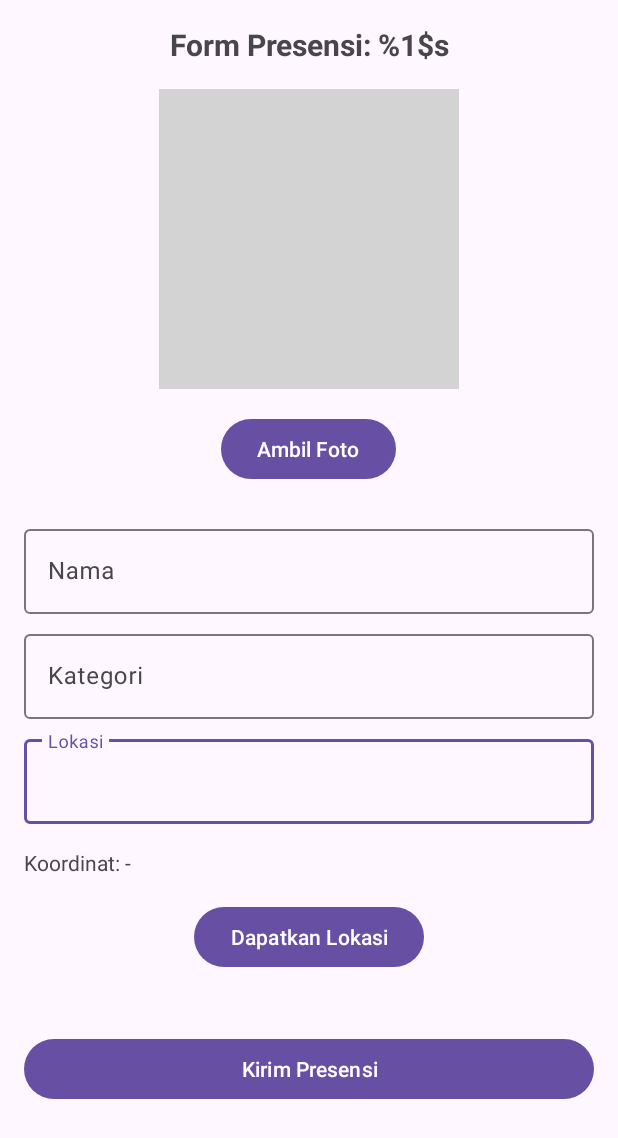
After one commit to zendhoputra/absensi, an Android app: the layout activity_presensi.xml on its own in the app's theme, with its tools: preview values and no code run, on a phone screen of 412 x 824 dp. The commit adds this screen. Shown: the top 1138 px of the screen. Run offline under Robolectric (Android 15) with nearby library versions, the phone set to English and light mode, and no system bars.

Commit message:
Sistem Presensi (UI/UX belom selesa)

```diff
--- a/app/src/main/AndroidManifest.xml
+++ b/app/src/main/AndroidManifest.xml
@@ -48,7 +48,11 @@
             android:exported="true"
             android:theme="@style/Theme.Absensi" />
 
-        <!-- Add any other activities you have here -->
+        <!-- Add PresensiActivity -->
+        <activity
+            android:name=".PresensiActivity"
+            android:exported="true"
+            android:theme="@style/Theme.Absensi" />
 
     </application>
 </manifest>
--- /dev/null
+++ b/app/src/main/res/layout/activity_presensi.xml
@@ -0,0 +1,106 @@
+<?xml version="1.0" encoding="utf-8"?>
+<ScrollView xmlns:android="http://schemas.android.com/apk/res/android"
+    android:layout_width="match_parent"
+    android:layout_height="match_parent"
+    android:padding="16dp">
+
+    <LinearLayout
+        android:layout_width="match_parent"
+        android:layout_height="wrap_content"
+        android:orientation="vertical"
+        android:gravity="center_horizontal">
+
+        <!-- Header -->
+        <TextView
+            android:id="@+id/tvHeader"
+            android:layout_width="match_parent"
+            android:layout_height="wrap_content"
+            android:textSize="20sp"
+            android:textStyle="bold"
+            android:gravity="center"
+            android:layout_marginBottom="16dp"
+            android:text="@string/form_presensi"/>
+
+        <!-- Foto Selfie -->
+        <ImageView
+            android:id="@+id/ivSelfie"
+            android:layout_width="200dp"
+            android:layout_height="200dp"
+            android:scaleType="centerCrop"
+            android:background="#D3D3D3"
+            android:layout_marginBottom="16dp"
+            android:contentDescription="@string/selfie_content_desc"/>
+
+        <Button
+            android:id="@+id/btnTakePhoto"
+            android:layout_width="wrap_content"
+            android:layout_height="wrap_content"
+            android:text="@string/ambil_foto"
+            android:layout_marginBottom="24dp"/>
+
+        <!-- Data Auto-filled -->
+        <com.google.android.material.textfield.TextInputLayout
+            android:layout_width="match_parent"
+            android:layout_height="wrap_content"
+            android:layout_marginBottom="8dp">
+
+            <com.google.android.material.textfield.TextInputEditText
+                android:id="@+id/etNama"
+                android:layout_width="match_parent"
+                android:layout_height="wrap_content"
+                android:hint="@string/nama"
+                android:inputType="text"
+                android:enabled="false"/>
+        </com.google.android.material.textfield.TextInputLayout>
+
+        <com.google.android.material.textfield.TextInputLayout
+            android:layout_width="match_parent"
+            android:layout_height="wrap_content"
+            android:layout_marginBottom="8dp">
+
+            <com.google.android.material.textfield.TextInputEditText
+                android:id="@+id/etKategori"
+                android:layout_width="match_parent"
+                android:layout_height="wrap_content"
+                android:hint="@string/kategori"
+                android:inputType="text"
+                android:enabled="false"/>
+        </com.google.android.material.textfield.TextInputLayout>
+
+        <com.google.android.material.textfield.TextInputLayout
+            android:layout_width="match_parent"
+            android:layout_height="wrap_content"
+            android:layout_marginBottom="16dp">
+
+            <com.google.android.material.textfield.TextInputEditText
+                android:id="@+id/etLokasi"
+                android:layout_width="match_parent"
+                android:layout_height="wrap_content"
+                android:hint="@string/lokasi"
+                android:inputType="textMultiLine"/>
+        </com.google.android.material.textfield.TextInputLayout>
+
+        <!-- Koordinat GPS -->
+        <TextView
+            android:id="@+id/tvKoordinat"
+            android:layout_width="match_parent"
+            android:layout_height="wrap_content"
+            android:text="@string/koordinat_default"
+            android:layout_marginBottom="16dp"/>
+
+        <Button
+            android:id="@+id/btnGetLocation"
+            android:layout_width="wrap_content"
+            android:layout_height="wrap_content"
+            android:text="@string/dapatkan_lokasi"
+            android:layout_marginBottom="24dp"/>
+
+        <!-- Tombol Submit -->
+        <Button
+            android:id="@+id/btnSubmit"
+            android:layout_width="match_parent"
+            android:layout_height="wrap_content"
+            android:text="@string/kirim_presensi"
+            android:layout_marginTop="16dp"/>
+    </LinearLayout>
+</ScrollView>
--- a/app/src/main/res/values/strings.xml
+++ b/app/src/main/res/values/strings.xml
@@ -12,5 +12,31 @@
     <string name="perizinan">Perizinan</string>
     <string name="riwayat">Riwayat</string>
     <string name="coming_soon">COMING SOON</string>
+    <string name="form_presensi">Form Presensi: %1$s</string>
+    <string name="foto_diperlukan">Silakan ambil foto terlebih dahulu.</string>
+    <string name="lokasi_diperlukan">Silakan ambil lokasi terlebih dahulu.</string>
+    <string name="error_lokasi_kosong">Lokasi tidak ditemukan. Coba lagi.</string>
+    <string name="lokasi_tidak_ditemukan">Gagal mendapatkan lokasi. Pastikan GPS aktif.</string>
+    <string name="upload_foto_gagal">Gagal mengupload foto. Coba lagi.</string>
+    <string name="gagal_kirim_data">Gagal mengirim data presensi: %1$s</string>
+    <string name="presensi_berhasil">Presensi berhasil dikirim!</string>
+    <string name="error_message">Terjadi kesalahan: %1$s</string>
+    <string name="izin_lokasi_diperlukan">Izin lokasi diperlukan untuk mengambil lokasi Anda.</string>
+    <string name="konfirmasi_presensi">Konfirmasi Presensi</string>
+    <string name="konfirmasi_isi_presensi">Anda akan melakukan presensi %1$s dengan data berikut:\n\nNama: %2$s\nLokasi: %3$s\nKoordinat: %4$s\n\nLanjutkan?</string>
+    <string name="kirim">Kirim</string>
+    <string name="batal">Batal</string>
+    <string name="koordinat">Koordinat: %1$s</string>
+    <string name="address_format">%1$s, %2$s, %3$s</string>
     <string name="default_web_client_id">1:25890653009:android:91f2cd7f6d3d23af658970.apps.googleusercontent.com</string>
+
+    <!-- Tambahan untuk activity_presensi.xml -->
+    <string name="ambil_foto">Ambil Foto</string>
+    <string name="dapatkan_lokasi">Dapatkan Lokasi</string>
+    <string name="kategori">Kategori</string>
+    <string name="kirim_presensi">Kirim Presensi</string>
+    <string name="koordinat_default">Koordinat: -</string>
+    <string name="lokasi">Lokasi</string>
+    <string name="nama">Nama</string>
+    <string name="selfie_content_desc">Foto Selfie</string>
 </resources>
--- a/gradle/libs.versions.toml
+++ b/gradle/libs.versions.toml
@@ -11,6 +11,9 @@ kotlin = "2.0.21"
 lifecycleRuntimeKtx = "2.8.7"
 activityCompose = "1.10.1"
 composeBom = "2024.09.00"
+playServicesLocation = "21.3.0"
+firebaseStorage = "21.0.1"
+playServicesCastFramework = "22.0.0"
 
 [libraries]
 junit = { group = "junit", name = "junit", version.ref = "junit" }
@@ -30,6 +33,9 @@ ui-tooling-preview = { group = "androidx.compose.ui", name = "ui-tooling-preview
 ui-test-manifest = { group = "androidx.compose.ui", name = "ui-test-manifest" }
 ui-test-junit4 = { group = "androidx.compose.ui", name = "ui-test-junit4" }
 material3 = { group = "androidx.compose.material3", name = "material3" }
+play-services-location = { group = "com.google.android.gms", name = "play-services-location", version.ref = "playServicesLocation" }
+firebase-storage = { group = "com.google.firebase", name = "firebase-storage", version.ref = "firebaseStorage" }
+play-services-cast-framework = { group = "com.google.android.gms", name = "play-services-cast-framework", version.ref = "playServicesCastFramework" }
 
 [plugins]
 android-application = { id = "com.android.application", version.ref = "agp" }
--- a/settings.gradle.kts
+++ b/settings.gradle.kts
@@ -16,8 +16,10 @@ dependencyResolutionManagement {
     repositories {
         google()
         mavenCentral()
+        maven("https://jitpack.io") // ✅ Tambahkan ini
     }
 }
 
+
 rootProject.name = "Absensi"
 include(":app")
```
Also changed, not shown: app/build.gradle.kts (+7 -0 lines), app/src/main/java/com/example/absensi/HomeActivity.java (+48 -7 lines), app/src/main/java/com/example/absensi/PresensiActivity.java (added, +311 -0 lines), app/src/main/res/animator/slide_in_right.xml (added, +7 -0 lines), app/src/main/res/animator/slide_out_left.xml (added, +7 -0 lines).
